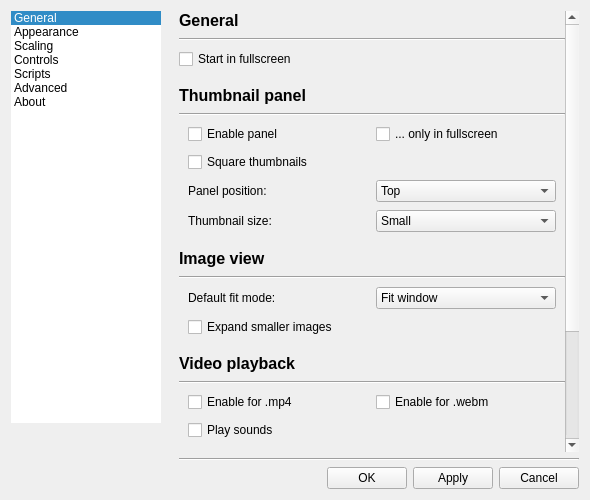
This is gui/dialogs/settingsdialog.ui in do-i/thumbgrid as Qt 5 draws it before an edit. The edited form follows.
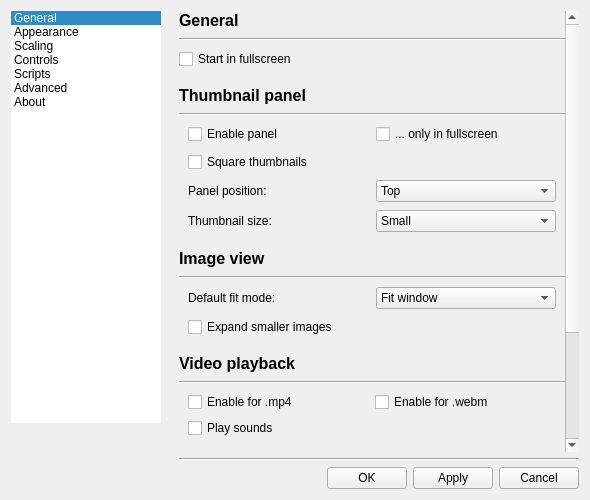
This is the edited form. Icons and pictures are not drawn. Custom widgets are drawn as their Qt base class.

```diff
--- a/gui/dialogs/settingsdialog.ui
+++ b/gui/dialogs/settingsdialog.ui
@@ -343,9 +343,9 @@
               <property name="geometry">
                <rect>
                 <x>0</x>
-                <y>0</y>
+                <y>-240</y>
                 <width>396</width>
-                <height>679</height>
+                <height>677</height>
                </rect>
               </property>
               <layout class="QVBoxLayout" name="verticalLayout_5">
@@ -771,15 +771,13 @@
                 </widget>
                </item>
                <item>
-                <layout class="QGridLayout" name="videoSettingsLayout">
-                 <property name="leftMargin">
-                  <number>9</number>
-                 </property>
+                <widget class="QWidget" name="videoSettingsWidget" native="true">
+                 <layout class="QGridLayout" name="gridLayout_7">
                  <property name="topMargin">
                   <number>0</number>
                  </property>
-                 <property name="rightMargin">
-                  <number>9</number>
+                  <property name="bottomMargin">
+                   <number>0</number>
                  </property>
                  <item row="0" column="0">
                   <widget class="QCheckBox" name="playMp4CheckBox">
@@ -836,6 +834,7 @@
                   </widget>
                  </item>
                 </layout>
+                </widget>
                </item>
                <item>
                 <spacer name="verticalSpacer">
```
Lines whose indentation alone changed are shown as unchanged.
